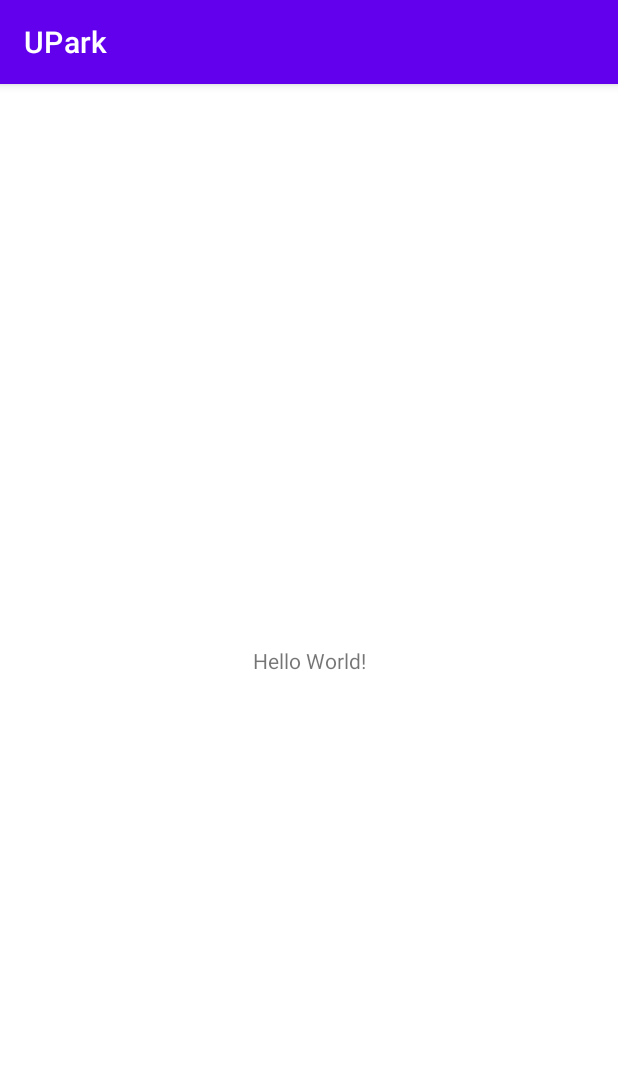
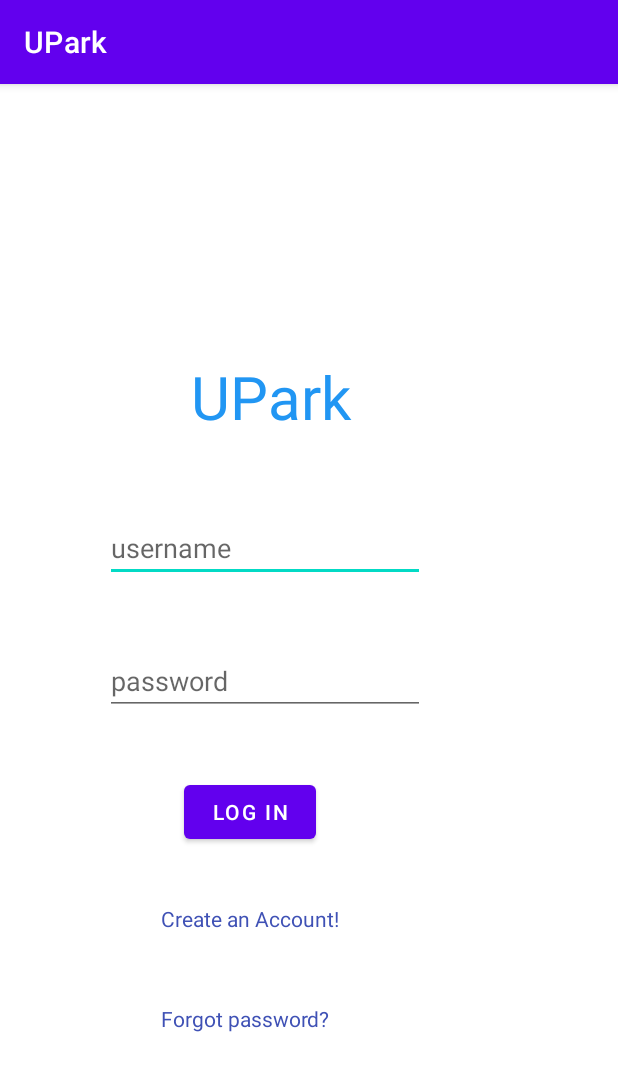
Before and after one commit to rileyjsumner/UPark, an Android app: the screen it shows after launch (MainActivity), on a phone screen of 412 x 824 dp. Shown: the top 1071 px of the screen. Run offline under Robolectric (Android 15) with nearby library versions, the phone set to English and light mode, and no system bars.

Commit message:
Added some of the login screen forms and functionality - Rodgers

```diff
--- a/app/src/main/AndroidManifest.xml
+++ b/app/src/main/AndroidManifest.xml
@@ -10,6 +10,12 @@
         android:supportsRtl="true"
         android:theme="@style/Theme.UPark">
         <activity
+            android:name=".ForgotPassword"
+            android:exported="true" />
+        <activity
+            android:name=".CreateAccount"
+            android:exported="true" />
+        <activity
             android:name=".MainActivity"
             android:exported="true">
             <intent-filter>
--- a/app/src/main/res/layout/activity_main.xml
+++ b/app/src/main/res/layout/activity_main.xml
@@ -7,12 +7,78 @@
     tools:context=".MainActivity">
 
     <TextView
+        android:id="@+id/mainTitle"
+        android:layout_width="136dp"
+        android:layout_height="50dp"
+        android:layout_marginTop="175dp"
+        android:layout_marginEnd="20dp"
+        android:layout_marginBottom="49dp"
+        android:text="UPark"
+        android:textColor="#2196F3"
+        android:textSize="40dp"
+        app:layout_constraintBottom_toTopOf="@+id/username"
+        app:layout_constraintEnd_toEndOf="@+id/username"
+        app:layout_constraintTop_toTopOf="parent" />
+
+    <EditText
+        android:id="@+id/username"
         android:layout_width="wrap_content"
         android:layout_height="wrap_content"
-        android:text="Hello World!"
+        android:layout_marginStart="70dp"
+        android:layout_marginBottom="37dp"
+        android:ems="10"
+        android:hint="username"
+        android:inputType="textPersonName"
+        app:layout_constraintBottom_toTopOf="@+id/password"
+        app:layout_constraintStart_toStartOf="parent"
+        app:layout_constraintTop_toBottomOf="@+id/mainTitle" />
+
+    <EditText
+        android:id="@+id/password"
+        android:layout_width="wrap_content"
+        android:layout_height="wrap_content"
+        android:layout_marginBottom="34dp"
+        android:ems="10"
+        android:hint="password"
+        android:inputType="textPassword"
+        app:layout_constraintBottom_toTopOf="@+id/loginButton"
+        app:layout_constraintStart_toStartOf="@+id/username"
+        app:layout_constraintTop_toBottomOf="@+id/username" />
+
+    <Button
+        android:id="@+id/loginButton"
+        android:layout_width="wrap_content"
+        android:layout_height="wrap_content"
+        android:layout_marginEnd="15dp"
+        android:layout_marginBottom="31dp"
+        android:text="LOG IN"
+        app:layout_constraintBottom_toTopOf="@+id/createAccount"
+        app:layout_constraintEnd_toEndOf="@+id/createAccount"
+        app:layout_constraintTop_toBottomOf="@+id/password"
+        android:onClick="login"/>
+
+    <TextView
+        android:id="@+id/createAccount"
+        android:layout_width="wrap_content"
+        android:layout_height="wrap_content"
+        android:layout_marginStart="107dp"
+        android:layout_marginBottom="41dp"
+        android:text="Create an Account!"
+        android:textColor="#3F51B5"
+        app:layout_constraintBottom_toTopOf="@+id/forgotPassword"
+        app:layout_constraintStart_toStartOf="parent"
+        app:layout_constraintTop_toBottomOf="@+id/loginButton"
+        android:onClick="create_account"/>
+
+    <TextView
+        android:id="@+id/forgotPassword"
+        android:layout_width="wrap_content"
+        android:layout_height="wrap_content"
+        android:layout_marginBottom="129dp"
+        android:text="Forgot password?"
+        android:textColor="#3F51B5"
         app:layout_constraintBottom_toBottomOf="parent"
-        app:layout_constraintLeft_toLeftOf="parent"
-        app:layout_constraintRight_toRightOf="parent"
-        app:layout_constraintTop_toTopOf="parent" />
+        app:layout_constraintStart_toStartOf="@+id/createAccount"
+        app:layout_constraintTop_toBottomOf="@+id/createAccount" />
 
 </androidx.constraintlayout.widget.ConstraintLayout>
```
Also changed, not shown: app/src/main/java/com/example/upark/CreateAccount.java (added, +14 -0 lines), app/src/main/java/com/example/upark/ForgotPassword.java (added, +14 -0 lines), app/src/main/java/com/example/upark/MainActivity.java (+29 -0 lines), app/src/main/res/layout/activity_create_account.xml (added, +7 -0 lines), app/src/main/res/layout/activity_forgot_password.xml (added, +9 -0 lines).
